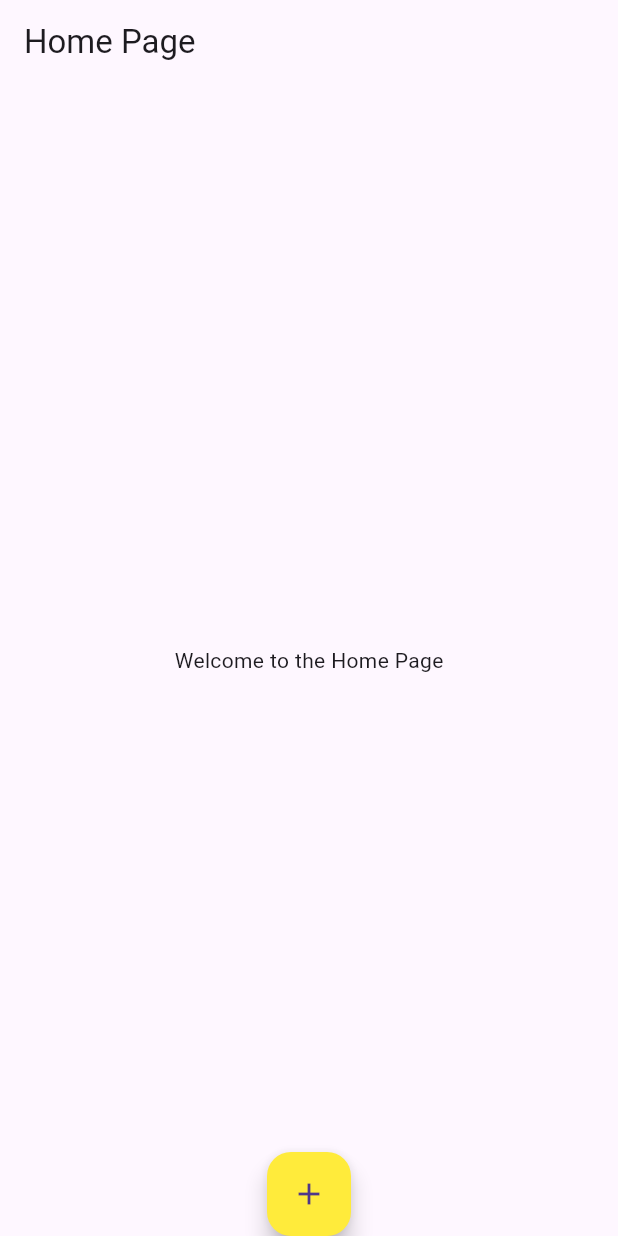
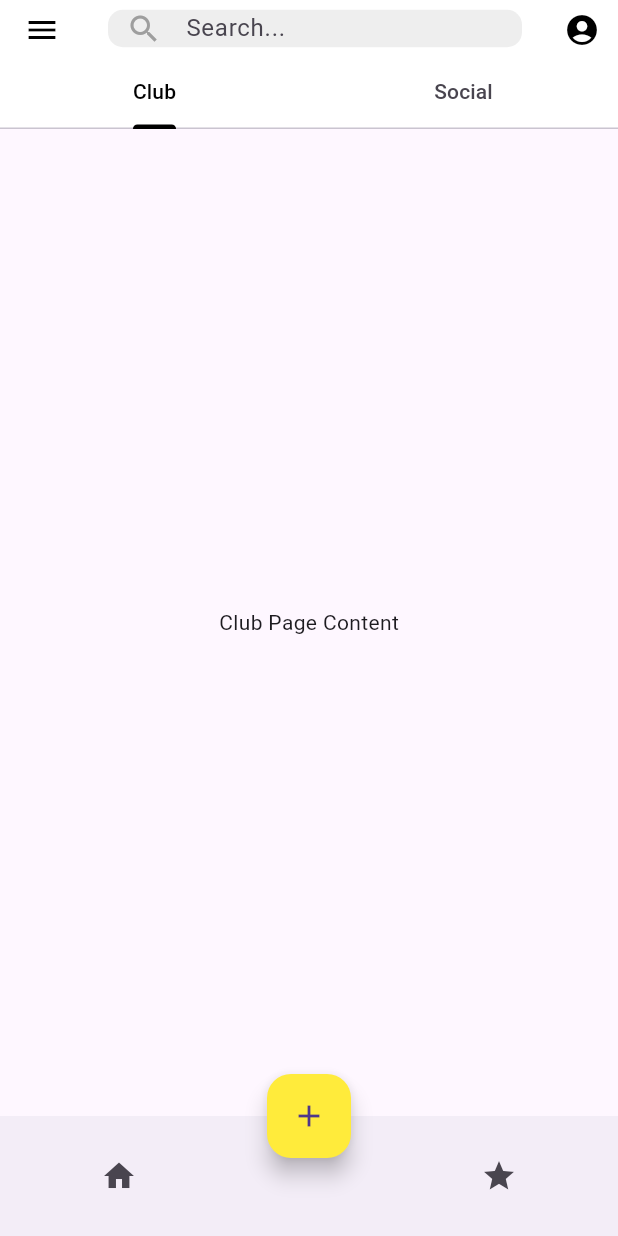
Before and after one commit to dlnphng/app_vichack, a Flutter app: the screen it shows after launch, on a phone screen of 412 x 824 dp. Run offline on Flutter 3.47's test engine with Material 3 defaults, Android fonts, the phone set to English and light mode, and no system bars; our stand-ins replace firebase_auth, firebase_core, image_picker; accounts and stored records are empty.

Commit message:
Add bottom and top nav/app bar for homepage

```diff
--- a/lib/pages/home_page.dart
+++ b/lib/pages/home_page.dart
@@ -1,8 +1,28 @@
 import 'package:flutter/material.dart';
-import 'create_post_bottom_sheet.dart'; // Make sure to import the new widget
+import 'create_post_bottom_sheet.dart'; // Import your bottom sheet widget
 
-class HomePage extends StatelessWidget {
+class HomePage extends StatefulWidget {
   const HomePage({super.key});
+
+  @override
+  _HomePageState createState() => _HomePageState();
+}
+
+class _HomePageState extends State<HomePage>
+    with SingleTickerProviderStateMixin {
+  late TabController _tabController;
+
+  @override
+  void initState() {
+    super.initState();
+    _tabController = TabController(length: 2, vsync: this);
+  }
+
+  @override
+  void dispose() {
+    _tabController.dispose();
+    super.dispose();
+  }
 
   void _showBottomSheet(BuildContext context) {
     showModalBottomSheet(
@@ -13,14 +33,102 @@ class HomePage extends StatelessWidget {
     );
   }
 
+  void _navigateToSocial(BuildContext context) {
+    // Implement navigation to the Social page
+  }
+
   @override
   Widget build(BuildContext context) {
     return Scaffold(
       appBar: AppBar(
-        title: const Text('Home Page'),
+        backgroundColor: Colors.white,
+        elevation: 0,
+        toolbarHeight: 56, // Height of the AppBar
+        leading: Builder(
+          builder: (context) {
+            return IconButton(
+              icon: const Icon(Icons.menu, color: Colors.black),
+              onPressed: () {
+                Scaffold.of(context).openDrawer();
+              },
+            );
+          },
+        ),
+        title: Container(
+          height: 25, // Height of the search field
+          child: TextField(
+            decoration: InputDecoration(
+              prefixIcon: SizedBox(
+                width: 15, // Adjust width of the search icon
+                child: Icon(Icons.search,
+                    color: Colors.grey,
+                    size: 24), // Adjust size of the search icon
+              ),
+              hintText: 'Search...',
+              filled: true,
+              fillColor: Colors.grey[200],
+              border: OutlineInputBorder(
+                borderRadius: BorderRadius.circular(10),
+                borderSide: BorderSide.none,
+              ),
+              contentPadding: EdgeInsets.symmetric(
+                  horizontal: 8), // Adjust padding inside the search field
+            ),
+          ),
+        ),
+        actions: <Widget>[
+          IconButton(
+            icon: const Icon(Icons.account_circle, color: Colors.black),
+            onPressed: () {
+              // Handle user avatar icon press
+            },
+          ),
+        ],
+        bottom: PreferredSize(
+          preferredSize: const Size.fromHeight(30.0), // Height of the TabBar
+          child: TabBar(
+            controller: _tabController,
+            indicatorColor: Colors.black, // Color of the underline
+            labelColor: Colors.black, // Text color for selected tab
+            // unselectedLabelColor: Colors.grey, // Text color for unselected tabs
+            tabs: [
+              Tab(text: 'Club'),
+              Tab(text: 'Social'),
+            ],
+          ),
+        ),
       ),
-      body: Center(
-        child: const Text('Welcome to the Home Page'),
+      drawer: Drawer(
+        child: ListView(
+          padding: EdgeInsets.zero,
+          children: [
+            const DrawerHeader(
+              decoration: BoxDecoration(
+                color: Colors.black,
+              ),
+              child: Text('Drawer Header'),
+            ),
+            ListTile(
+              title: const Text('Item 1'),
+              onTap: () {
+                Navigator.pop(context);
+              },
+            ),
+            ListTile(
+              title: const Text('Item 2'),
+              onTap: () {
+                Navigator.pop(context);
+              },
+            ),
+          ],
+        ),
+      ),
+      body: TabBarView(
+        controller: _tabController,
+        children: [
+          Center(child: const Text('Club Page Content')),
+          Center(child: const Text('Social Page Content')),
+        ],
       ),
       floatingActionButton: FloatingActionButton(
         onPressed: () => _showBottomSheet(context),
@@ -29,6 +137,29 @@ class HomePage extends StatelessWidget {
         backgroundColor: Colors.yellow,
       ),
       floatingActionButtonLocation: FloatingActionButtonLocation.centerDocked,
+      bottomNavigationBar: BottomAppBar(
+        child: Row(
+          children: [
+            Expanded(
+              child: IconButton(
+                icon: const Icon(Icons.home),
+                onPressed: () {
+                  // Handle home icon press
+                },
+              ),
+            ),
+            Spacer(), // Pushes the floating action button to the center
+            Expanded(
+              child: IconButton(
+                icon: const Icon(Icons.star),
+                onPressed: () {
+                  // Handle star icon press
+                },
+              ),
+            ),
+          ],
+        ),
+      ),
     );
   }
 }
```
